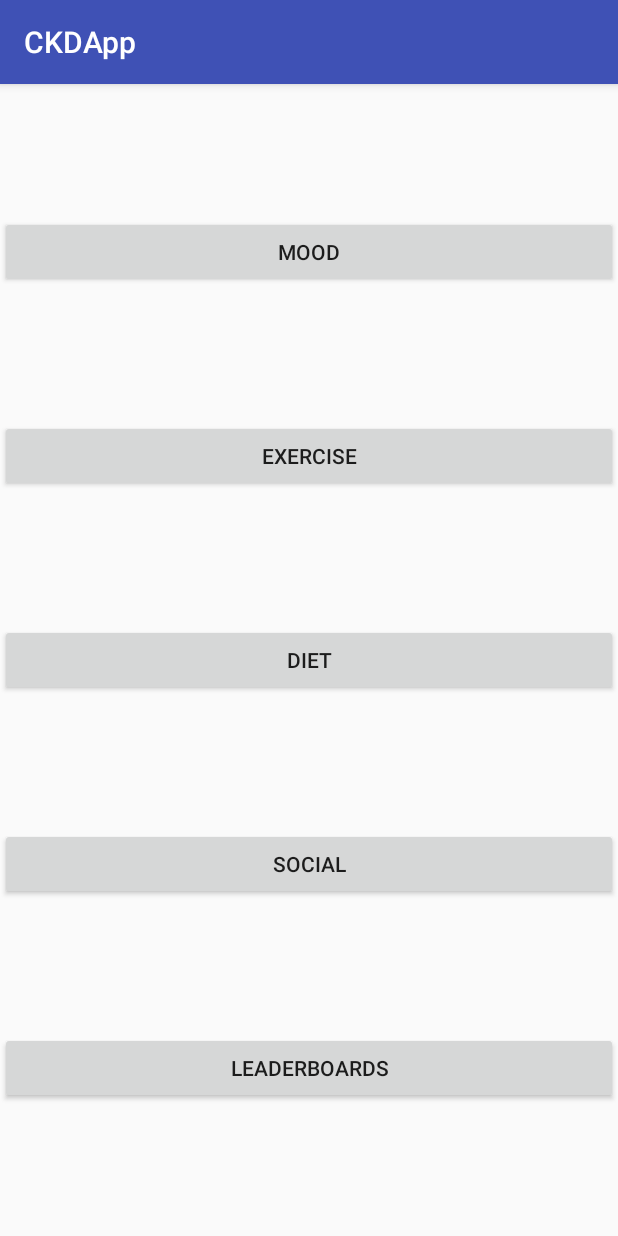
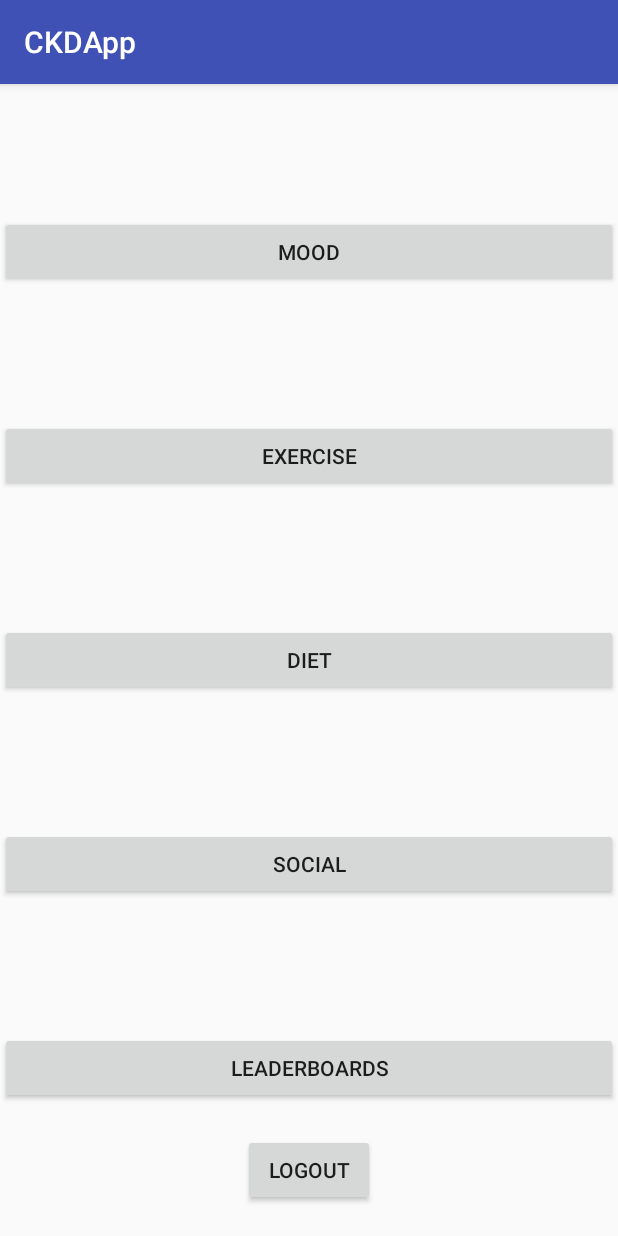
Before and after one commit to rav-singh/CKDApp, an Android app: the screen it shows after launch once a user with an empty profile is signed in (HomePage), on a phone screen of 412 x 824 dp. Run offline under Robolectric (Android 15) with nearby library versions, the phone set to English and light mode, and no system bars; our stand-ins replace Firebase (no records; nobody signed in at launch, a user with empty details on screens opened directly).

Commit message:
Added Logout Button

```diff
--- a/app/src/main/res/layout/activity_home_page.xml
+++ b/app/src/main/res/layout/activity_home_page.xml
@@ -72,4 +72,15 @@
         app:layout_constraintRight_toRightOf="parent"
         app:layout_constraintStart_toStartOf="parent"
         app:layout_constraintTop_toBottomOf="@+id/Home_Btn_Social" />
+
+    <Button
+        android:id="@+id/HomePage_Btn_Logout"
+        android:layout_width="wrap_content"
+        android:layout_height="wrap_content"
+        android:text="Logout"
+        app:layout_constraintBottom_toBottomOf="parent"
+        app:layout_constraintEnd_toEndOf="parent"
+        app:layout_constraintHorizontal_bias="0.5"
+        app:layout_constraintStart_toStartOf="parent"
+        app:layout_constraintTop_toBottomOf="@+id/Home_Btn_Leaderboards" />
 </android.support.constraint.ConstraintLayout>
```
